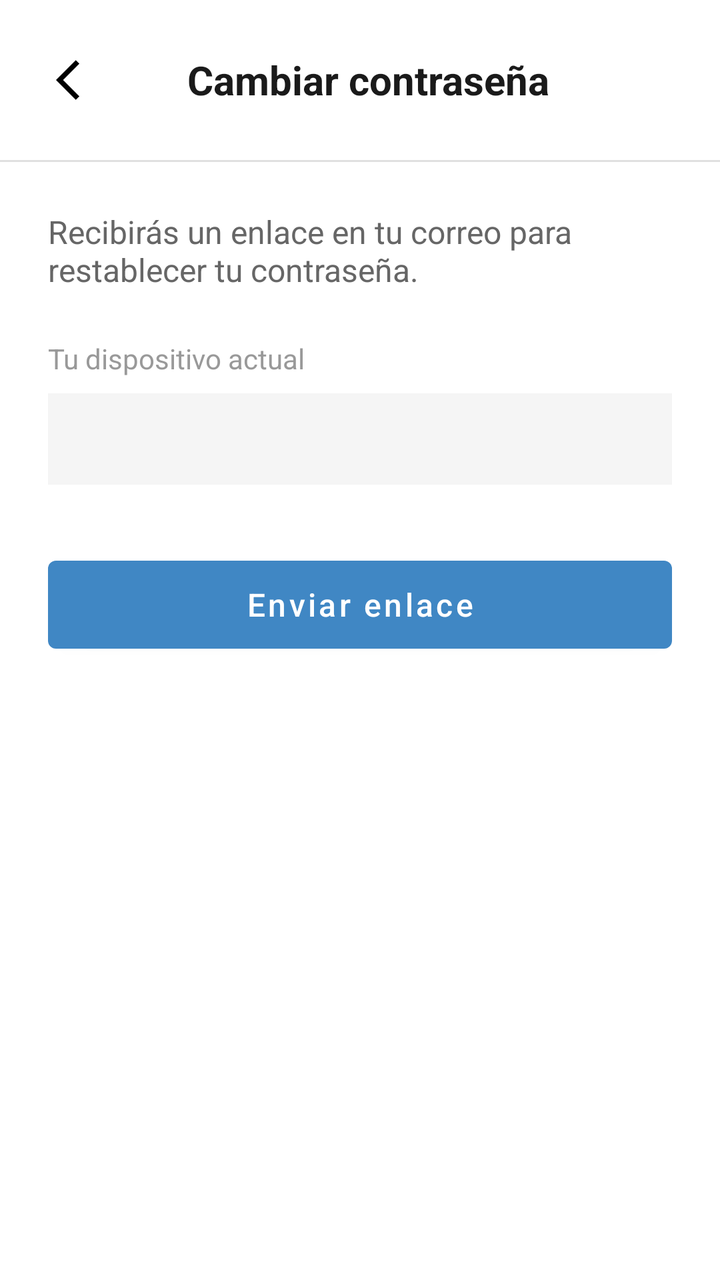
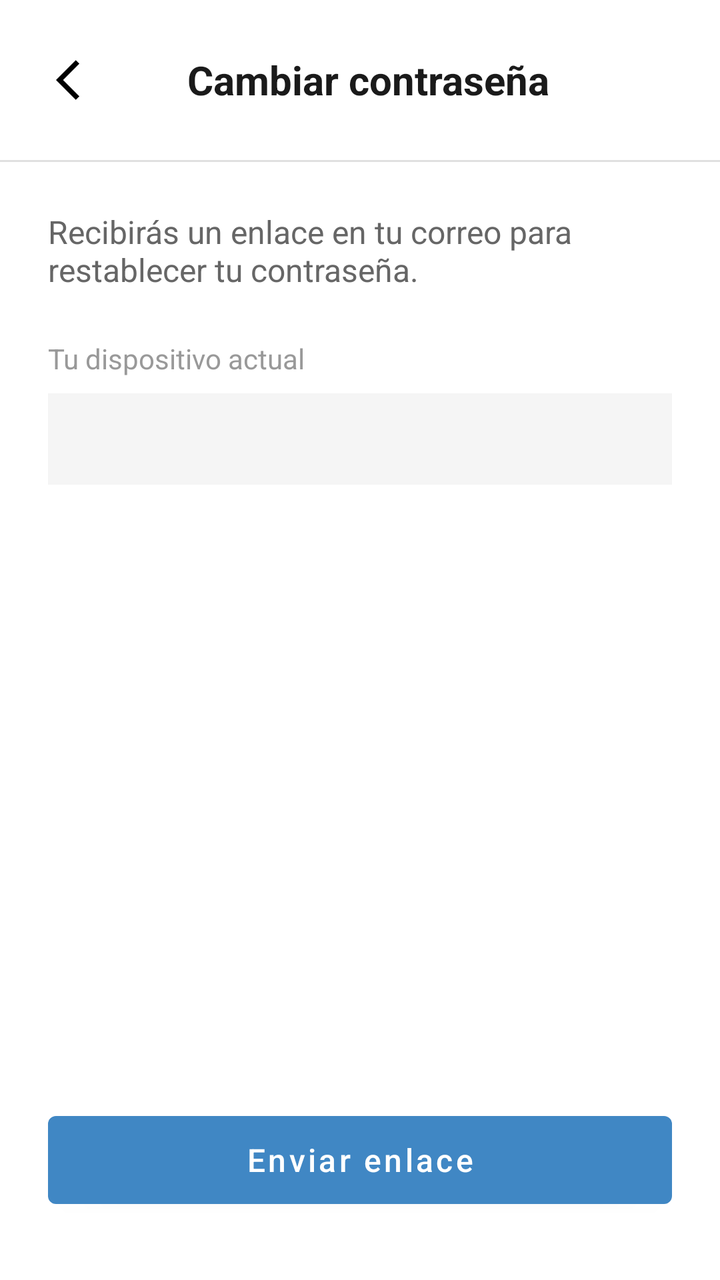

An Android layout rendered at two revisions. The XML below is the earlier revision; the diff shows what the commit changed to produce the second picture.
<!-- AndroidManifest.xml: application theme Theme.FollowUp -->
<!-- res/layout/activity_cambiar_contrasenia.xml -->
<?xml version="1.0" encoding="utf-8"?>
<androidx.constraintlayout.widget.ConstraintLayout
    xmlns:android="http://schemas.android.com/apk/res/android"
    xmlns:app="http://schemas.android.com/apk/res-auto"
    android:id="@+id/main"
    android:layout_width="match_parent"
    android:layout_height="match_parent"
    android:background="@android:color/white">

    
    <LinearLayout
        android:id="@+id/topBar"
        android:layout_width="0dp"
        android:layout_height="wrap_content"
        android:orientation="horizontal"
        android:gravity="center_vertical"
        android:paddingStart="16dp"
        android:paddingEnd="16dp"
        android:paddingTop="16dp"
        android:paddingBottom="16dp"
        app:layout_constraintTop_toTopOf="parent"
        app:layout_constraintStart_toStartOf="parent"
        app:layout_constraintEnd_toEndOf="parent">

        <ImageButton
            android:id="@+id/backButton"
            android:layout_width="48dp"
            android:layout_height="48dp"
            android:layout_marginEnd="8dp"
            android:background="?attr/selectableItemBackgroundBorderless"
            android:importantForAccessibility="no"
            android:src="@drawable/ic_back_arrow_black" />

        <TextView
            android:id="@+id/tvTitle"
            android:layout_width="0dp"
            android:layout_height="wrap_content"
            android:layout_weight="1"
            android:text="@string/cambiar_contrasenia_title"
            android:textSize="20sp"
            android:textStyle="bold"
            android:textColor="#1A1A1A"
            android:gravity="center" />

        <View
            android:layout_width="48dp"
            android:layout_height="48dp" />

    </LinearLayout>

    
    <View
        android:id="@+id/divider"
        android:layout_width="0dp"
        android:layout_height="1dp"
        android:background="#E0E0E0"
        app:layout_constraintTop_toBottomOf="@id/topBar"
        app:layout_constraintStart_toStartOf="parent"
        app:layout_constraintEnd_toEndOf="parent" />

    
    <LinearLayout
        android:layout_width="0dp"
        android:layout_height="wrap_content"
        android:orientation="vertical"
        android:padding="24dp"
        app:layout_constraintTop_toBottomOf="@id/divider"
        app:layout_constraintStart_toStartOf="parent"
        app:layout_constraintEnd_toEndOf="parent">

        <TextView
            android:layout_width="wrap_content"
            android:layout_height="wrap_content"
            android:text="@string/cambiar_contrasenia_descripcion"
            android:textSize="16sp"
            android:textColor="#666666"
            android:layout_marginBottom="24dp" />

        <TextView
            android:layout_width="wrap_content"
            android:layout_height="wrap_content"
            android:text="@string/seudispositivo_actual"
            android:textSize="14sp"
            android:textColor="#999999"
            android:layout_marginBottom="8dp" />

        <TextView
            android:id="@+id/tvEmail"
            android:layout_width="match_parent"
            android:layout_height="wrap_content"
            android:textSize="16sp"
            android:textColor="#1A1A1A"
            android:padding="12dp"
            android:background="#F5F5F5"
            android:layout_marginBottom="32dp" />

        <com.google.android.material.button.MaterialButton
            android:id="@+id/btnEnviarLink"
            android:layout_width="match_parent"
            android:layout_height="56dp"
            android:text="@string/enviar_link_cambio_contrasenia"
            android:textAllCaps="false"
            android:textSize="16sp"
            app:backgroundTint="@color/primary_blue" />

    </LinearLayout>

    
    <ProgressBar
        android:id="@+id/progressBar"
        android:layout_width="wrap_content"
        android:layout_height="wrap_content"
        android:visibility="gone"
        app:layout_constraintTop_toTopOf="parent"
        app:layout_constraintBottom_toBottomOf="parent"
        app:layout_constraintStart_toStartOf="parent"
        app:layout_constraintEnd_toEndOf="parent" />

</androidx.constraintlayout.widget.ConstraintLayout>
<!-- resources referenced by this layout -->
<resources>
  <color name="primary_blue">#FF4087C4</color>
  <!-- drawable ic_back_arrow_black (drawable) -->
  <vector xmlns:android="http://schemas.android.com/apk/res/android" android:autoMirrored="true" android:height="24dp" android:tint="#000000" android:viewportHeight="24" android:viewportWidth="24" android:width="24dp">
        
      <path android:fillColor="@android:color/white" android:pathData="M11.67,3.87L9.9,2.1 0,12l9.9,9.9 1.77,-1.77L3.54,12z"/>
      
  </vector>
  <string name="cambiar_contrasenia_descripcion">Recibirás un enlace en tu correo para restablecer tu contraseña.</string>
  <string name="cambiar_contrasenia_title">Cambiar contraseña</string>
  <string name="enviar_link_cambio_contrasenia">Enviar enlace</string>
  <string name="seudispositivo_actual">Tu dispositivo actual</string>
  <style name="Theme.FollowUp" parent="Theme.MaterialComponents.DayNight.NoActionBar">
          <item name="colorPrimary">@color/primary_blue</item>
          <item name="colorPrimaryVariant">@color/primary_blue</item>
          <item name="colorOnPrimary">@color/white</item>
          <item name="android:windowBackground">@color/surface_primary</item>
          <item name="android:textColorPrimary">@color/text_primary</item>
          <item name="android:textColorSecondary">@color/text_secondary</item>
          <item name="android:textColorHint">@color/text_hint</item>
          <item name="boxStrokeColor">@color/primary_blue</item>
          <item name="materialAlertDialogTheme">@style/ThemeOverlay.FollowUp.Dialog</item>
      </style>
  <color name="white">#FFFFFFFF</color>
  <color name="surface_primary">#FFFFFFFF</color>
  <color name="text_primary">#FF1E2939</color>
  <color name="text_secondary">#FF6C757D</color>
  <color name="text_hint">#FF999999</color>
  <style name="ThemeOverlay.FollowUp.Dialog" parent="ThemeOverlay.MaterialComponents.MaterialAlertDialog">
          <item name="android:background">@color/surface_primary</item>
      </style>
</resources>

<!-- the commit's change to res/layout/activity_cambiar_contrasenia.xml (unified diff, before → after) -->
@@ -94,16 +94,22 @@
             android:background="#F5F5F5"
             android:layout_marginBottom="32dp" />
 
-        <com.google.android.material.button.MaterialButton
-            android:id="@+id/btnEnviarLink"
-            android:layout_width="match_parent"
-            android:layout_height="56dp"
-            android:text="@string/enviar_link_cambio_contrasenia"
-            android:textAllCaps="false"
-            android:textSize="16sp"
-            app:backgroundTint="@color/primary_blue" />
+    </LinearLayout>
 
-    </LinearLayout>
+    <com.google.android.material.button.MaterialButton
+        android:id="@+id/btnEnviarLink"
+        android:layout_width="0dp"
+        android:layout_height="56dp"
+        android:text="@string/enviar_link_cambio_contrasenia"
+        android:textAllCaps="false"
+        android:textSize="16sp"
+        app:backgroundTint="@color/primary_blue"
+        android:layout_marginStart="24dp"
+        android:layout_marginEnd="24dp"
+        android:layout_marginBottom="32dp"
+        app:layout_constraintBottom_toBottomOf="parent"
+        app:layout_constraintStart_toStartOf="parent"
+        app:layout_constraintEnd_toEndOf="parent" />
 
     
     <ProgressBar
